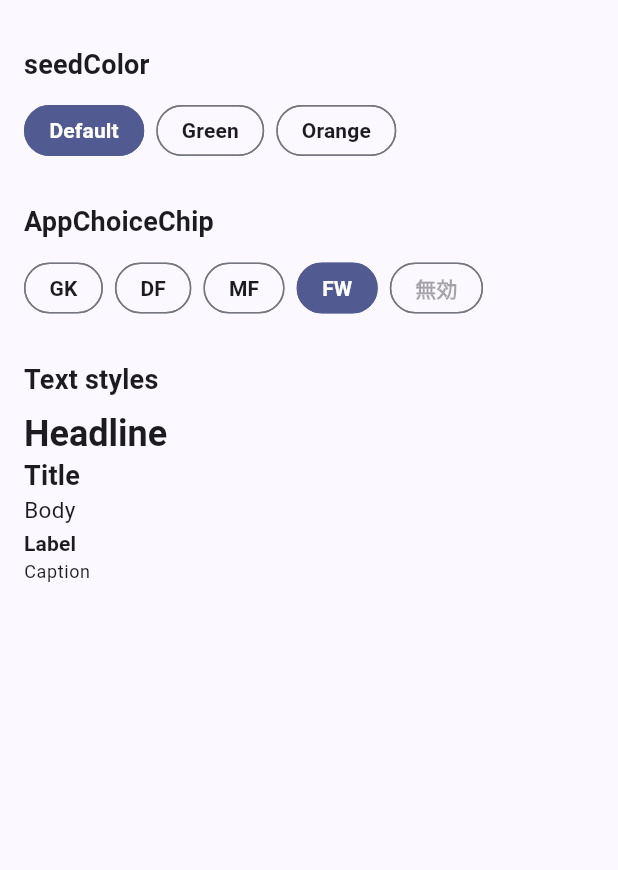
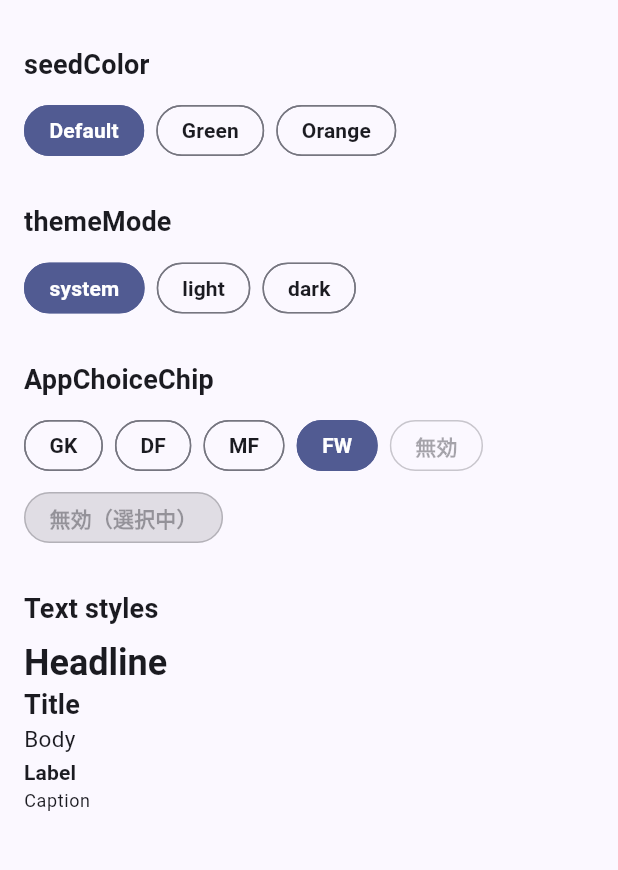
Before and after one commit to SOKu-ma/sokuma_ui, a Flutter app: the screen it shows after launch, on a phone screen of 412 x 824 dp, the part 63-933 px from its top. Run offline on Flutter 3.47's test engine with Material 3 defaults, Android fonts, the phone set to English and light mode, and no system bars.

Commit message:
AppChoiceChip の無効状態を修正し、example を GitHub Pages で公開
- AppChoiceChip: 無効かつ選択中のときはプライマリで塗らず無効色で表示
- AppChoiceChip: ライト / ダーク両テーマの塗り・枠線をテストで担保
- example: ダークテーマと themeMode 切り替えを追加
- example を Web ビルドして GitHub Pages に公開するワークフローを追加

Co-Authored-By: Claude Opus 5.5 <noreply@anthropic.com>

```diff
--- a/example/lib/main.dart
+++ b/example/lib/main.dart
@@ -18,6 +18,7 @@ class ExampleApp extends StatefulWidget {
 
 class _ExampleAppState extends State<ExampleApp> {
   String _seed = 'Default';
+  ThemeMode _themeMode = ThemeMode.system;
   String _position = 'FW';
 
   @override
@@ -25,6 +26,11 @@ class _ExampleAppState extends State<ExampleApp> {
     return MaterialApp(
       title: 'sokuma_ui example',
       theme: buildAppTheme(seedColor: _seeds[_seed]!),
+      darkTheme: buildAppTheme(
+        seedColor: _seeds[_seed]!,
+        brightness: Brightness.dark,
+      ),
+      themeMode: _themeMode,
       home: Builder(
         builder: (context) {
           final textTheme = Theme.of(context).textTheme;
@@ -47,6 +53,20 @@ class _ExampleAppState extends State<ExampleApp> {
                   ],
                 ),
                 const SizedBox(height: AppSpacing.lg),
+                Text('themeMode', style: textTheme.titleMedium),
+                const SizedBox(height: AppSpacing.sm),
+                Wrap(
+                  spacing: AppSpacing.sm,
+                  children: [
+                    for (final mode in ThemeMode.values)
+                      AppChoiceChip(
+                        label: mode.name,
+                        selected: _themeMode == mode,
+                        onSelected: (_) => setState(() => _themeMode = mode),
+                      ),
+                  ],
+                ),
+                const SizedBox(height: AppSpacing.lg),
                 Text('AppChoiceChip', style: textTheme.titleMedium),
                 const SizedBox(height: AppSpacing.sm),
                 Wrap(
@@ -59,6 +79,7 @@ class _ExampleAppState extends State<ExampleApp> {
                         onSelected: (_) => setState(() => _position = p),
                       ),
                     const AppChoiceChip(label: '無効', selected: false),
+                    const AppChoiceChip(label: '無効（選択中）', selected: true),
                   ],
                 ),
                 const SizedBox(height: AppSpacing.lg),
--- a/lib/src/components/app_choice_chip.dart
+++ b/lib/src/components/app_choice_chip.dart
@@ -6,7 +6,9 @@ import '../tokens/app_text_styles.dart';
 
 /// 単一選択用のチップ。
 ///
-/// 選択時はプライマリ色で塗りつぶすだけで、チェックマークは表示しない。
+/// 選択時はプライマリ色で塗りつぶすだけで、チェックマークは表示せず、
+/// 枠線の太さも選択状態で変えない。色はすべて [ColorScheme] から取るため、
+/// ライト / ダークどちらのテーマでもそのまま使える。
 class AppChoiceChip extends StatelessWidget {
   const AppChoiceChip({
     super.key,
@@ -24,19 +26,32 @@ class AppChoiceChip extends StatelessWidget {
   @override
   Widget build(BuildContext context) {
     final colorScheme = Theme.of(context).colorScheme;
+    final enabled = onSelected != null;
+    // 無効状態のラベルは Chip 側で半透明になるので、ここでは色だけ決める。
+    final filled = selected && enabled;
+    final disabledFill = colorScheme.onSurface.withValues(alpha: 0.12);
 
     return ChoiceChip(
       label: Text(label),
       selected: selected,
       onSelected: onSelected,
       showCheckmark: false,
-      selectedColor: colorScheme.primary,
+      color: WidgetStateProperty.resolveWith((states) {
+        if (!states.contains(WidgetState.selected)) return Colors.transparent;
+        return states.contains(WidgetState.disabled)
+            ? disabledFill
+            : colorScheme.primary;
+      }),
       labelStyle: AppTextStyles.label.copyWith(
-        color: selected ? colorScheme.onPrimary : colorScheme.onSurface,
+        color: filled ? colorScheme.onPrimary : colorScheme.onSurface,
       ),
-      side: selected
-          ? BorderSide(color: colorScheme.primary)
-          : BorderSide(color: colorScheme.outline),
+      side: BorderSide(
+        color: !enabled
+            ? disabledFill
+            : selected
+            ? colorScheme.primary
+            : colorScheme.outline,
+      ),
       shape: const RoundedRectangleBorder(borderRadius: AppRadius.fullAll),
       padding: const EdgeInsets.symmetric(horizontal: AppSpacing.sm),
     );
```
Also changed, not shown: 4 other files.
